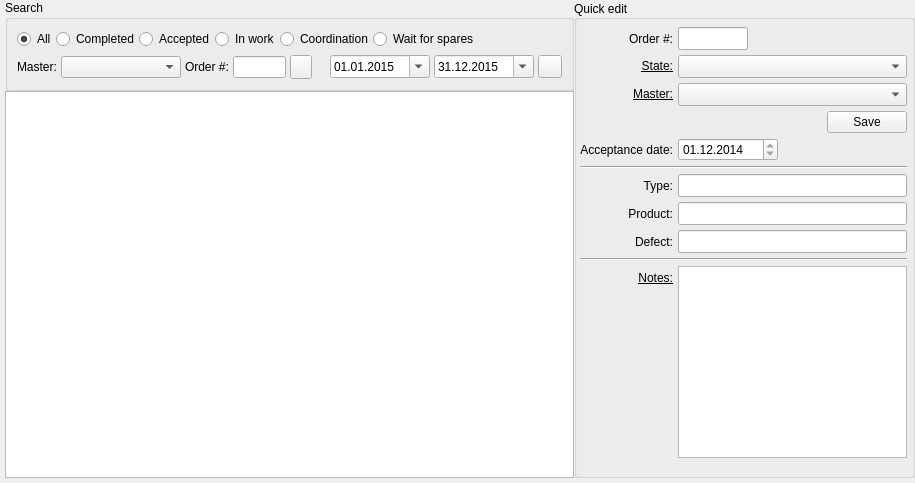
Feo-d-oR/YARC, file RepairCenter/orderswidgetmaster.ui: the form before one commit.
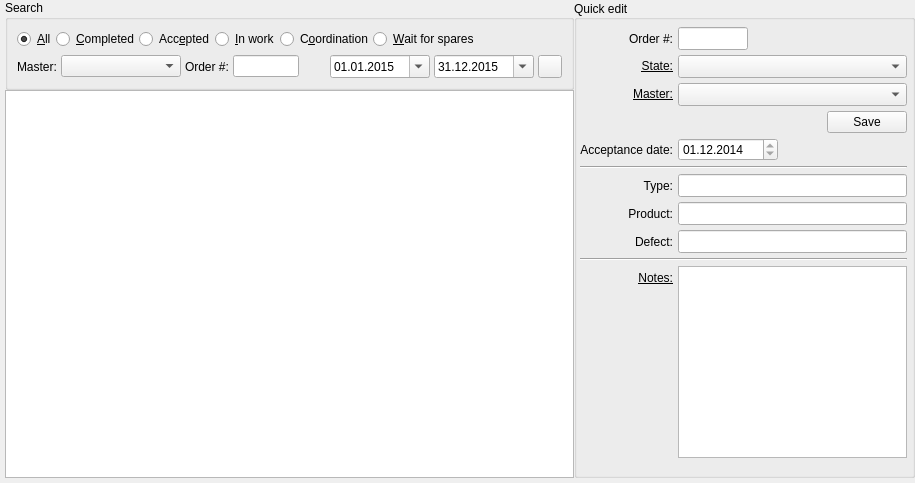
The form after the commit. Icons and pictures are not drawn.

Commit message: Fixed->Every timestamp now with actual time Improved->All date fields now read-only, except when you fill handwritten documents Improved->Config files renamed, default config included in distribution Improved->Order 'comment' field now up to 1024 characters Modified->'Search by field' buttons removed, just hit 'Enter' Modified->Now only admin can delete orders Fixed->Alphabetical sorting in 'Order state' comboboxes Improved->'Settings','Edit order', 'Give order' dialogues now always on top (tested only in KDE) Added->Order operations history

What changed in the file:
```diff
--- a/RepairCenter/orderswidgetmaster.ui
+++ b/RepairCenter/orderswidgetmaster.ui
@@ -67,7 +67,7 @@
            </size>
           </property>
           <property name="text">
-           <string>All</string>
+           <string>&amp;All</string>
           </property>
           <property name="checked">
            <bool>true</bool>
@@ -89,7 +89,7 @@
            </size>
           </property>
           <property name="text">
-           <string>Completed</string>
+           <string>&amp;Completed</string>
           </property>
          </widget>
         </item>
@@ -108,7 +108,7 @@
            </size>
           </property>
           <property name="text">
-           <string>Accepted</string>
+           <string>Acc&amp;epted</string>
           </property>
          </widget>
         </item>
@@ -121,7 +121,7 @@
            </size>
           </property>
           <property name="text">
-           <string>In work</string>
+           <string>&amp;In work</string>
           </property>
          </widget>
         </item>
@@ -140,7 +140,7 @@
            </size>
           </property>
           <property name="text">
-           <string>Coordination</string>
+           <string>C&amp;oordination</string>
           </property>
          </widget>
         </item>
@@ -159,7 +159,7 @@
            </size>
           </property>
           <property name="text">
-           <string>Wait for spares</string>
+           <string>&amp;Wait for spares</string>
           </property>
          </widget>
         </item>
@@ -221,29 +221,7 @@
             <height>16777215</height>
            </size>
           </property>
-         </widget>
-        </item>
-        <item>
-         <widget class="QPushButton" name="searchbyfield">
-          <property name="sizePolicy">
-           <sizepolicy hsizetype="Fixed" vsizetype="Fixed">
-            <horstretch>22</horstretch>
-            <verstretch>24</verstretch>
-           </sizepolicy>
-          </property>
-          <property name="minimumSize">
-           <size>
-            <width>22</width>
-            <height>24</height>
-           </size>
-          </property>
-          <property name="maximumSize">
-           <size>
-            <width>22</width>
-            <height>24</height>
-           </size>
-          </property>
-          <property name="text">
+          <property name="inputMask">
            <string/>
           </property>
           <property name="icon">
```
Left out of the diff: 17 changed lines with no effect on the pictures. The commit also changes 50 other files.
